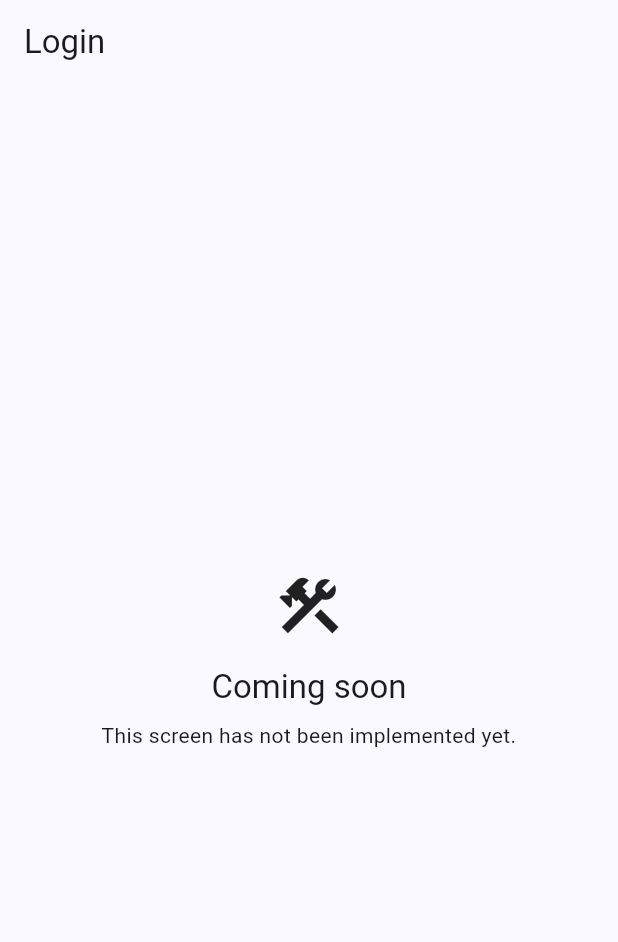
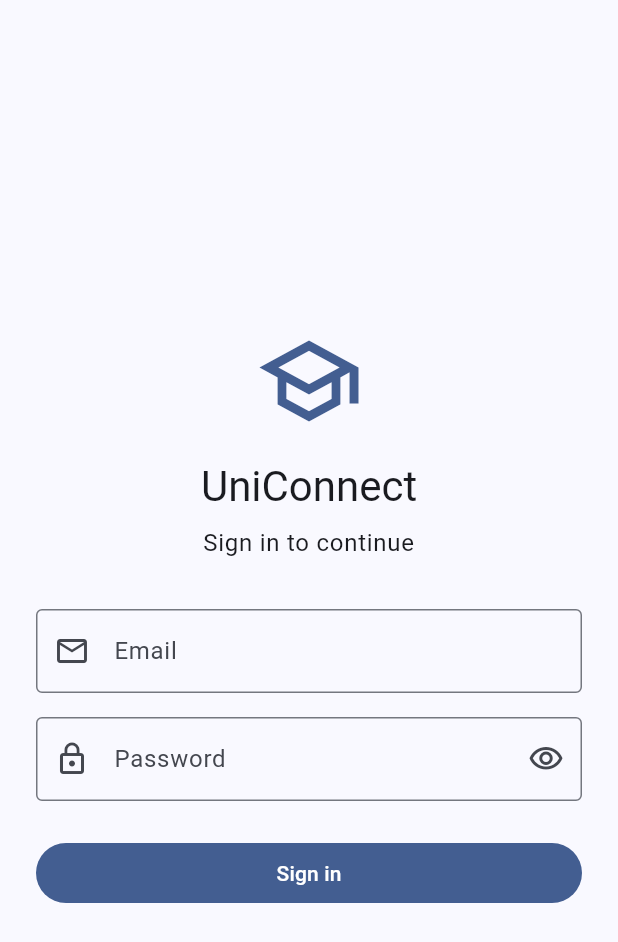
Before and after one commit to AlexisPac0/UniConnect, a Flutter app: the screen it shows after launch, on a phone screen of 412 x 824 dp. Shown: the top 942 px of the screen. Run offline on Flutter 3.47's test engine with Material 3 defaults, Android fonts, the phone set to English and light mode, and no system bars; our stand-ins replace cloud_firestore, equatable, firebase_auth, firebase_core, flutter_bloc, get_it and 1 more; accounts and stored records are empty.

Commit message:
feat: add login screen (SCRUM-25)
Replace the login placeholder with a real screen: email and password
fields, a sign-in button with a loading state, and the error message of
the last attempt or of the forced sign-out. LoginCubit calls
SignInWithEmail; once Firebase Auth signs the user in, the
SessionController and the router take them to the home of their role.

Co-Authored-By: Claude Opus 5.5 <noreply@anthropic.com>
Claude-Session: https://claude.ai/code/session_01PLEt5oJz8tDhQydQq4PtY4

```diff
--- a/lib/core/di/injection.dart
+++ b/lib/core/di/injection.dart
@@ -9,6 +9,7 @@ import 'package:uniconnect/features/auth/data/repositories/auth_repository_impl.
 import 'package:uniconnect/features/auth/domain/repositories/auth_repository.dart';
 import 'package:uniconnect/features/auth/domain/usecases/sign_in_with_email.dart';
 import 'package:uniconnect/features/auth/domain/usecases/watch_auth_state.dart';
+import 'package:uniconnect/features/auth/presentation/cubit/login_cubit.dart';
 import 'package:uniconnect/features/home/data/datasources/home_data_source.dart';
 import 'package:uniconnect/features/home/data/repositories/home_repository_impl.dart';
 import 'package:uniconnect/features/home/domain/repositories/home_repository.dart';
@@ -55,7 +56,8 @@ void _registerAuthFeature() {
     )
     ..registerLazySingleton<AuthRepository>(() => AuthRepositoryImpl(getIt()))
     ..registerLazySingleton(() => SignInWithEmail(getIt()))
-    ..registerLazySingleton(() => WatchAuthState(getIt()));
+    ..registerLazySingleton(() => WatchAuthState(getIt()))
+    ..registerFactory(() => LoginCubit(getIt()));
 }
 
 void _registerHomeFeature() {
--- a/lib/core/router/app_router.dart
+++ b/lib/core/router/app_router.dart
@@ -5,6 +5,7 @@ import 'package:uniconnect/core/session/role_access_policy.dart';
 import 'package:uniconnect/core/session/user_role.dart';
 import 'package:uniconnect/core/widgets/placeholder_page.dart';
 import 'package:uniconnect/core/widgets/splash_page.dart';
+import 'package:uniconnect/features/auth/presentation/pages/login_page.dart';
 import 'package:uniconnect/features/home/presentation/pages/home_page.dart';
 
 /// Builds the router of the app.
@@ -20,10 +21,9 @@ GoRouter createAppRouter(AppSession session) {
     routes: [
       GoRoute(path: AppRoutes.root, redirect: (_, _) => AppRoutes.login),
       GoRoute(path: AppRoutes.splash, builder: (_, _) => const SplashPage()),
-      // TODO(SCRUM-25): real login screen.
       GoRoute(
         path: AppRoutes.login,
-        builder: (_, _) => const PlaceholderPage(title: 'Login'),
+        builder: (_, _) => LoginPage(sessionErrorMessage: session.errorMessage),
       ),
       GoRoute(
         path: AppRoutes.studentHome,
--- /dev/null
+++ b/lib/features/auth/presentation/cubit/login_cubit.dart
@@ -0,0 +1,33 @@
+import 'package:equatable/equatable.dart';
+import 'package:flutter_bloc/flutter_bloc.dart';
+import 'package:uniconnect/core/result/result.dart';
+import 'package:uniconnect/features/auth/domain/usecases/sign_in_with_email.dart';
+
+part 'login_state.dart';
+
+/// State of the login screen. Depends on the domain only.
+///
+/// It does not navigate: once Firebase Auth signs the user in, the
+/// `SessionController` loads the profile and the router redirects to the
+/// home of the user's role.
+class LoginCubit extends Cubit<LoginState> {
+  LoginCubit(this._signInWithEmail) : super(const LoginInitial());
+
+  final SignInWithEmail _signInWithEmail;
+
+  /// Signs in with [email] and [password]. Does nothing while a previous
+  /// attempt is running or has already succeeded.
+  Future<void> signIn({required String email, required String password}) async {
+    if (state is LoginSubmitting || state is LoginSuccess) return;
+
+    emit(const LoginSubmitting());
+    final result = await _signInWithEmail(
+      SignInParams(email: email, password: password),
+    );
+    if (isClosed) return;
+    emit(switch (result) {
+      Success() => const LoginSuccess(),
+      Failure(:final failure) => LoginFailure(failure.message),
+    });
+  }
+}
--- /dev/null
+++ b/lib/features/auth/presentation/cubit/login_state.dart
@@ -0,0 +1,34 @@
+part of 'login_cubit.dart';
+
+sealed class LoginState extends Equatable {
+  const LoginState();
+
+  @override
+  List<Object?> get props => [];
+}
+
+/// Waiting for the user to fill in the form.
+final class LoginInitial extends LoginState {
+  const LoginInitial();
+}
+
+/// The sign-in request is running.
+final class LoginSubmitting extends LoginState {
+  const LoginSubmitting();
+}
+
+/// Firebase Auth accepted the credentials. The screen keeps showing progress
+/// until the router leaves it.
+final class LoginSuccess extends LoginState {
+  const LoginSuccess();
+}
+
+/// The sign-in failed. [message] can be shown to the user.
+final class LoginFailure extends LoginState {
+  const LoginFailure(this.message);
+
+  final String message;
+
+  @override
+  List<Object?> get props => [message];
+}
--- /dev/null
+++ b/lib/features/auth/presentation/pages/login_page.dart
@@ -0,0 +1,172 @@
+import 'package:flutter/material.dart';
+import 'package:flutter_bloc/flutter_bloc.dart';
+import 'package:uniconnect/core/di/injection.dart';
+import 'package:uniconnect/features/auth/presentation/cubit/login_cubit.dart';
+
+/// Login screen. Provides its [LoginCubit] from get_it.
+class LoginPage extends StatelessWidget {
+  const LoginPage({super.key, this.sessionErrorMessage});
+
+  /// Why the user was signed out (for example, a profile that could not be
+  /// loaded), shown until the next sign-in attempt.
+  final String? sessionErrorMessage;
+
+  @override
+  Widget build(BuildContext context) {
+    return BlocProvider<LoginCubit>(
+      create: (_) => getIt<LoginCubit>(),
+      child: LoginView(sessionErrorMessage: sessionErrorMessage),
+    );
+  }
+}
+
+/// UI of the login screen. Reads the [LoginCubit] from the widget tree, which
+/// makes it easy to test with a mocked cubit.
+class LoginView extends StatefulWidget {
+  const LoginView({super.key, this.sessionErrorMessage});
+
+  final String? sessionErrorMessage;
+
+  @override
+  State<LoginView> createState() => _LoginViewState();
+}
+
+class _LoginViewState extends State<LoginView> {
+  final TextEditingController _emailController = TextEditingController();
+  final TextEditingController _passwordController = TextEditingController();
+  bool _obscurePassword = true;
+
+  @override
+  void dispose() {
+    _emailController.dispose();
+    _passwordController.dispose();
+    super.dispose();
+  }
+
+  void _submit() {
+    context.read<LoginCubit>().signIn(
+      email: _emailController.text,
+      password: _passwordController.text,
+    );
+  }
+
+  @override
+  Widget build(BuildContext context) {
+    final theme = Theme.of(context);
+
+    return Scaffold(
+      body: SafeArea(
+        child: Center(
+          child: SingleChildScrollView(
+            padding: const EdgeInsets.all(24),
+            child: ConstrainedBox(
+              constraints: const BoxConstraints(maxWidth: 400),
+              child: BlocBuilder<LoginCubit, LoginState>(
+                builder: (context, state) {
+                  final isBusy =
+                      state is LoginSubmitting || state is LoginSuccess;
+                  final errorMessage = switch (state) {
+                    LoginFailure(:final message) => message,
+                    LoginInitial() => widget.sessionErrorMessage,
+                    _ => null,
+                  };
+
+                  return AutofillGroup(
+                    child: Column(
+                      mainAxisSize: MainAxisSize.min,
+                      crossAxisAlignment: CrossAxisAlignment.stretch,
+                      children: [
+                        Icon(
+                          Icons.school_outlined,
+                          size: 72,
+                          color: theme.colorScheme.primary,
+                        ),
+                        const SizedBox(height: 16),
+                        Text(
+                          'UniConnect',
+                          textAlign: TextAlign.center,
+                          style: theme.textTheme.headlineMedium,
+                        ),
+                        const SizedBox(height: 8),
+                        Text(
+                          'Sign in to continue',
+                          textAlign: TextAlign.center,
+                          style: theme.textTheme.bodyLarge,
+                        ),
+                        const SizedBox(height: 32),
+                        TextField(
+                          controller: _emailController,
+                          enabled: !isBusy,
+                          keyboardType: TextInputType.emailAddress,
+                          textInputAction: TextInputAction.next,
+                          autocorrect: false,
+                          autofillHints: const [AutofillHints.email],
+                          decoration: const InputDecoration(
+                            labelText: 'Email',
+                            prefixIcon: Icon(Icons.email_outlined),
+                            border: OutlineInputBorder(),
+                          ),
+                        ),
+                        const SizedBox(height: 16),
+                        TextField(
+                          controller: _passwordController,
+                          enabled: !isBusy,
+                          obscureText: _obscurePassword,
+                          textInputAction: TextInputAction.done,
+                          autocorrect: false,
+                          enableSuggestions: false,
+                          autofillHints: const [AutofillHints.password],
+                          onSubmitted: (_) => _submit(),
+                          decoration: InputDecoration(
+                            labelText: 'Password',
+                            prefixIcon: const Icon(Icons.lock_outline),
+                            border: const OutlineInputBorder(),
+                            suffixIcon: IconButton(
+                              tooltip: _obscurePassword
+                                  ? 'Show password'
+                                  : 'Hide password',
+                              icon: Icon(
+                                _obscurePassword
+                                    ? Icons.visibility_outlined
+                                    : Icons.visibility_off_outlined,
+                              ),
+                              onPressed: () => setState(
+                                () => _obscurePassword = !_obscurePassword,
+                              ),
+                            ),
+                          ),
+                        ),
+                        if (errorMessage != null) ...[
+                          const SizedBox(height: 16),
+                          Text(
+                            errorMessage,
+                            textAlign: TextAlign.center,
+                            style: theme.textTheme.bodyMedium?.copyWith(
+                              color: theme.colorScheme.error,
+                            ),
+                          ),
+                        ],
+                        const SizedBox(height: 24),
+                        FilledButton(
+                          onPressed: isBusy ? null : _submit,
+                          child: isBusy
+                              ? const SizedBox.square(
+                                  dimension: 20,
+                                  child: CircularProgressIndicator(
+                                    strokeWidth: 2,
+                                  ),
+                                )
+                              : const Text('Sign in'),
+                        ),
+                      ],
+                    ),
+                  );
+                },
+              ),
+            ),
+          ),
+        ),
+      ),
+    );
+  }
+}
```
Also changed, not shown: 4 other files.
